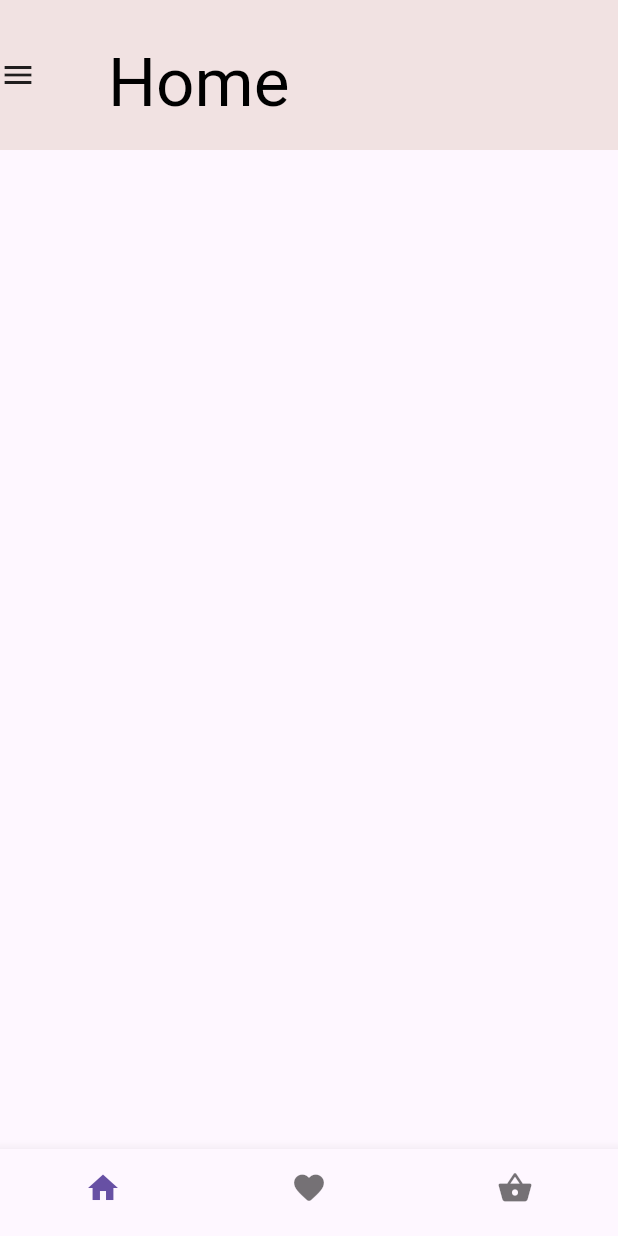
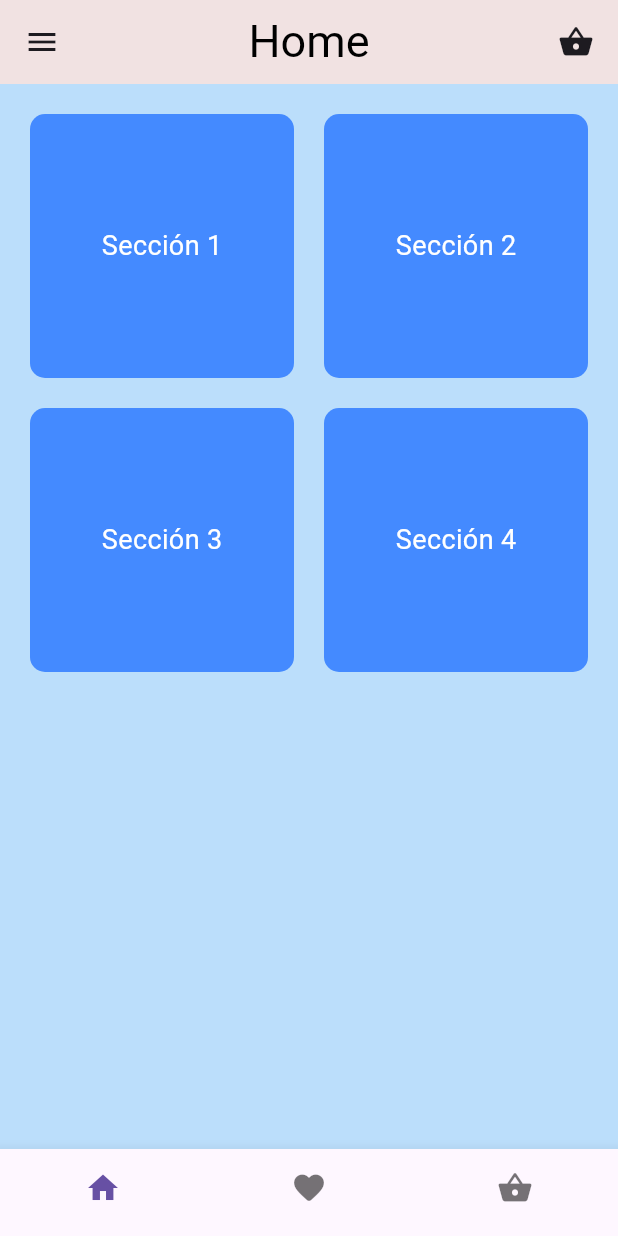
Before and after one commit to rojasoscar752/project_ecommerce, a Flutter app: the screen it shows after launch, on a phone screen of 412 x 824 dp. Run offline on Flutter 3.47's test engine with Material 3 defaults, Android fonts, the phone set to English and light mode, and no system bars.

Commit message:
agrega body

```diff
--- a/lib/pages/balance_page.dart
+++ /dev/null
@@ -1,39 +0,0 @@
-import 'package:flutter/material.dart';
-
-class BalancePage extends StatelessWidget {
-  const BalancePage({super.key});
-
-  @override
-  Widget build(BuildContext context) {
-    return CustomScrollView(
-      slivers: [
-        const SliverAppBar (
-          elevation: 0.0,
-          expandedHeight: 100.0,
-          backgroundColor: Color.fromARGB(255, 241, 226, 226),
-          flexibleSpace: FlexibleSpaceBar(
-             title: Text(
-                  'Home',
-                  style: TextStyle(
-                  color: Colors.black, fontSize:30.0),
-                  ),
-            background: Row(
-              mainAxisAlignment: MainAxisAlignment.spaceBetween,
-              children: [
-                  Icon(Icons.menu),
-
-              ],
-              //_mainAxisAlignment: MainAxisAlignment.spaceBetween,
-            ),
-          ),
-        ),
-        SliverList(
-          delegate: SliverChildListDelegate([
-            const SizedBox(
-              height: 800.0,
-            )
-          ] ))
-      ],
-    );
-  }
-}
--- a/lib/pages/home_page.dart
+++ b/lib/pages/home_page.dart
@@ -1,5 +1,5 @@
 import 'package:flutter/material.dart';
-import 'package:project_e_commerce/pages/balance_page.dart';
+import 'package:project_e_commerce/pages/principal_page.dart';
 import 'package:project_e_commerce/widgets/home_page/custom_navigation_bar.dart';
 
 class HomePage extends StatelessWidget {
@@ -22,8 +22,8 @@ class _HomePage extends StatelessWidget {
     const currentIndex = 0;
     switch (currentIndex) {
       case 0:
-      return const BalancePage();
+      return const PrincipalPage();
     }
-    return const BalancePage();
+    return const PrincipalPage();
   }
 }
--- /dev/null
+++ b/lib/pages/principal_page.dart
@@ -0,0 +1,31 @@
+import 'package:flutter/material.dart';
+import 'package:project_e_commerce/widgets/principal_page/front_sheet.dart';
+
+class PrincipalPage extends StatelessWidget {
+  const PrincipalPage({super.key});
+
+  @override
+  Widget build(BuildContext context) {
+ return Scaffold(
+      appBar: AppBar(
+        elevation: 0.0,
+        backgroundColor: const Color.fromARGB(255, 241, 226, 226),
+        title: const Row(
+          children: [
+            Icon(Icons.menu),
+            Spacer(), // Aumenta el espacio entre el icono y el texto
+            Text(
+              'Home',
+              style: TextStyle(
+                color: Colors.black, fontSize: 30.0,
+              ),
+            ),
+            Spacer(), // Aumenta el espacio entre el texto y el icono de la derecha
+            Icon(Icons.shopping_basket),
+          ],
+        ),
+      ),
+      body: const FrontSheet(), // Aquí se llama al widget FrontSheet
+    );
+  }
+}
--- /dev/null
+++ b/lib/widgets/principal_page/front_sheet.dart
@@ -0,0 +1,36 @@
+import 'package:flutter/material.dart';
+
+class FrontSheet extends StatelessWidget {
+  const FrontSheet({super.key});
+
+  @override
+  Widget build(BuildContext context) {
+    return Scaffold(
+      body: Container(
+        height: 800.0,
+        decoration: BoxDecoration(
+          color: Theme.of(context).primaryColorLight,
+        ),
+        child: GridView.count(
+          crossAxisCount: 2, // Número de columnas
+          padding: const EdgeInsets.all(10),
+          children: List.generate(4, (index) {
+            return Container(
+              margin: const EdgeInsets.all(10),
+              decoration: BoxDecoration(
+                color: Colors.blueAccent,
+                borderRadius: BorderRadius.circular(10),
+              ),
+              child: Center(
+                child: Text(
+                  'Sección ${index + 1}',
+                  style: const TextStyle(color: Colors.white, fontSize: 18),
+                ),
+              ),
+            );
+          }),
+        ),
+      ),
+    );
+  }
+}
```
